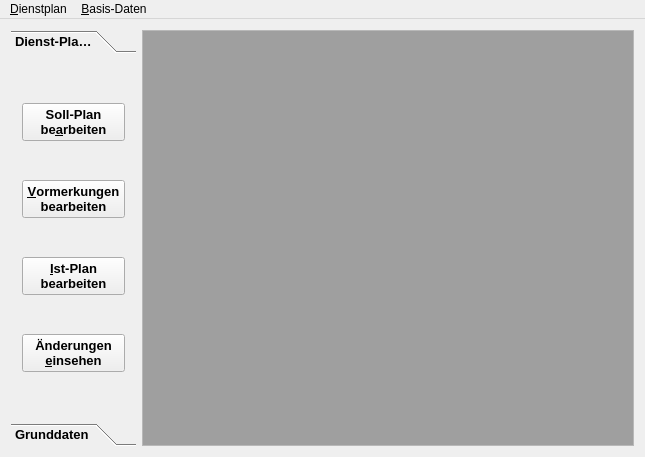
First picture: the form in cmainwindow.ui, repository joergpauly/megaroster, before the edit.
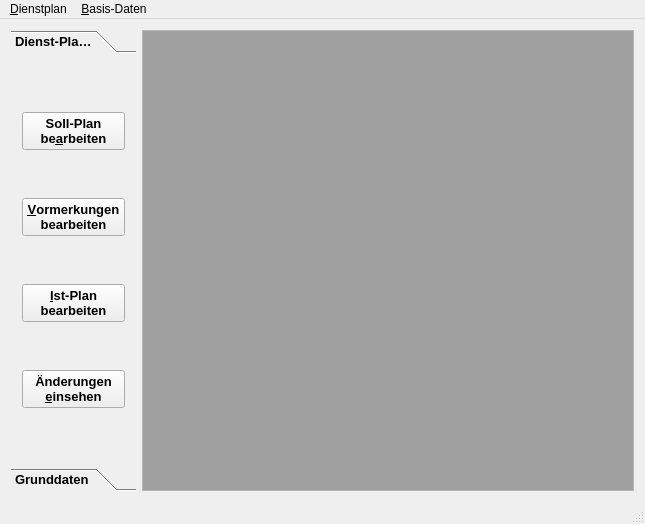
Second picture: the form after the edit. Icons and pictures are not drawn.

The edit to the form file:
```diff
--- a/cmainwindow.ui
+++ b/cmainwindow.ui
@@ -7,7 +7,7 @@
     <x>0</x>
     <y>0</y>
     <width>645</width>
-    <height>457</height>
+    <height>524</height>
    </rect>
   </property>
   <property name="sizePolicy">
@@ -79,7 +79,7 @@
          <x>0</x>
          <y>0</y>
          <width>134</width>
-         <height>348</height>
+         <height>393</height>
         </rect>
        </property>
        <property name="sizePolicy">
@@ -232,6 +232,7 @@
    <addaction name="menu_Dienstplan"/>
    <addaction name="menu_Basis_Daten"/>
   </widget>
+  <widget class="QStatusBar" name="statusBar"/>
   <action name="actionBe_arbeiten">
    <property name="text">
     <string>Be&amp;arbeiten...</string>
```
Left out of the diff: 2 changed lines with no effect on the pictures.
